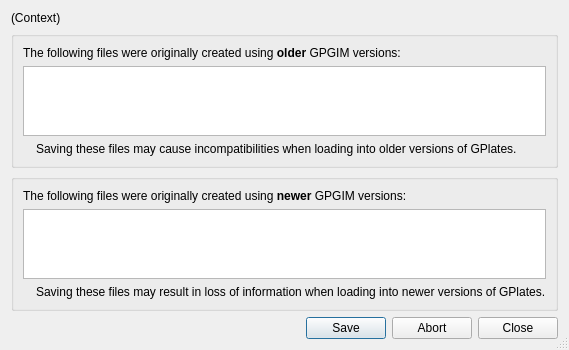
Qt form src/qt-widgets/GpgimVersionWarningDialogUi.ui (GPlates/GPlates) before a commit.
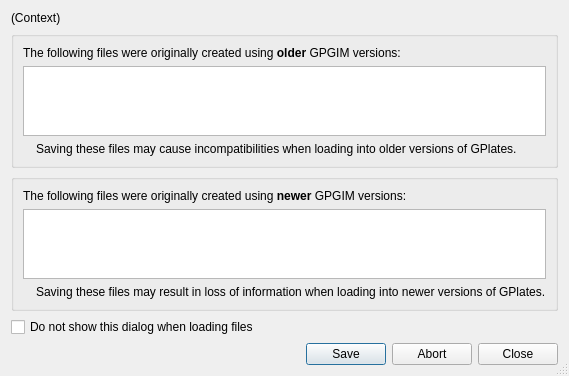
The same form after that commit. Icons and pictures are not drawn.

Commit message: (trunk) User option to not show GPGIM version warning dialog when loading files.

Diff of the .ui file:
```diff
--- a/src/qt-widgets/GpgimVersionWarningDialogUi.ui
+++ b/src/qt-widgets/GpgimVersionWarningDialogUi.ui
@@ -6,7 +6,7 @@
    <rect>
     <x>0</x>
     <y>0</y>
-    <width>496</width>
+    <width>509</width>
     <height>338</height>
    </rect>
   </property>
@@ -155,6 +155,13 @@
      </layout>
     </widget>
    </item>
+   <item>
+    <widget class="QCheckBox" name="do_not_show_dialog_on_loading_check_box">
+     <property name="text">
+      <string>Do not show this dialog when loading files</string>
+     </property>
+    </widget>
+   </item>
    <item>
     <widget class="QDialogButtonBox" name="buttonbox">
      <property name="sizePolicy">
```
Left out of the diff: 1 changed line with no effect on the pictures. The commit also changes 3 other files.
